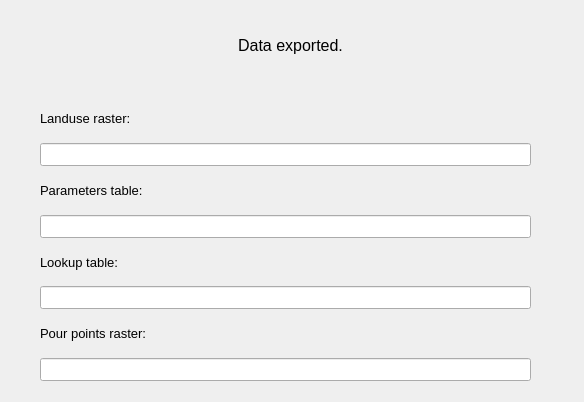
The window that ui/exported_dialog.ui (JanCaha/Erosion-Data-Preparation-Plugin) describes before a commit, drawn with Qt 5.
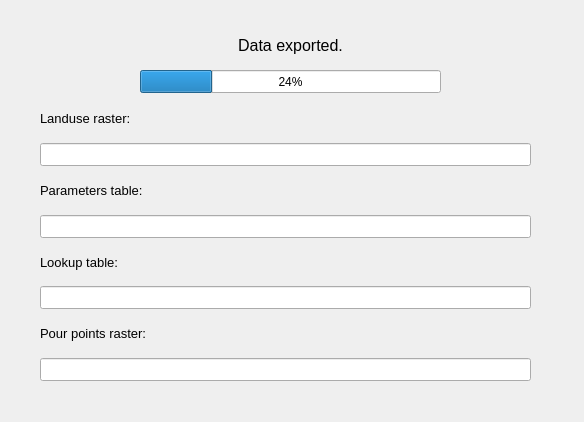
The same window after the commit.

Commit message: change dialog, functions and add progress bar

What changed in the file:
```diff
--- a/ui/exported_dialog.ui
+++ b/ui/exported_dialog.ui
@@ -7,7 +7,7 @@
     <x>0</x>
     <y>0</y>
     <width>584</width>
-    <height>402</height>
+    <height>422</height>
    </rect>
   </property>
   <property name="windowTitle">
@@ -34,7 +34,7 @@
     <set>Qt::AlignCenter</set>
    </property>
   </widget>
-  <widget class="QWidget" name="">
+  <widget class="QWidget" name="layoutWidget">
    <property name="geometry">
     <rect>
      <x>40</x>
@@ -154,6 +154,19 @@
     </item>
    </layout>
   </widget>
+  <widget class="QProgressBar" name="progressBar">
+   <property name="geometry">
+    <rect>
+     <x>140</x>
+     <y>70</y>
+     <width>301</width>
+     <height>23</height>
+    </rect>
+   </property>
+   <property name="value">
+    <number>24</number>
+   </property>
+  </widget>
  </widget>
  <resources/>
  <connections/>
```
The commit also changes 1 other file.
